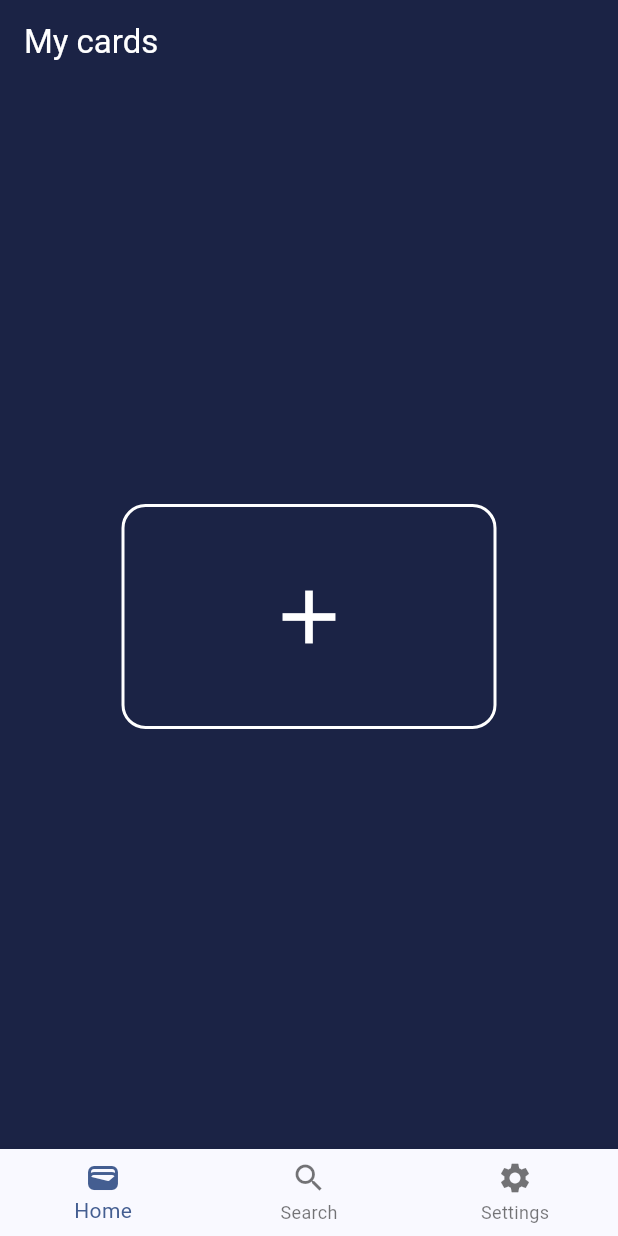
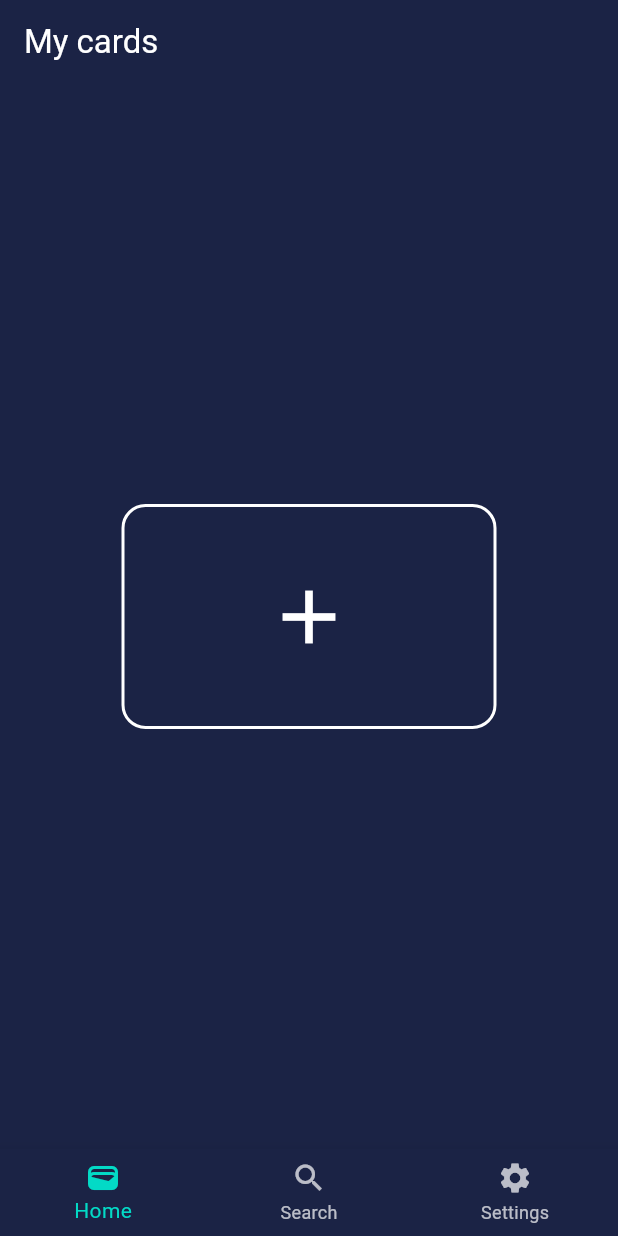
Before and after one commit to unknownMarko/walletik, a Flutter app: the screen it shows after launch, on a phone screen of 412 x 824 dp. Run offline on Flutter 3.47's test engine with Material 3 defaults, Android fonts, the phone set to English and light mode, and no system bars.

Commit message:
Update color scheme across main.dart, add_card_screen.dart, and cards_screen.dart to use ThemeData for consistency. Adjust text colors in AppBars and card borders to align with the new dark theme.

```diff
--- a/lib/main.dart
+++ b/lib/main.dart
@@ -17,7 +17,13 @@ class MyApp extends StatelessWidget {
       title: 'Walletik :)',
       debugShowCheckedModeBanner: false,
       theme: ThemeData(
-        colorScheme: ColorScheme.fromSeed(seedColor: Colors.blueAccent),
+        colorScheme: const ColorScheme.dark(
+          surface: Color(0xFF1b2345),
+          onSurface: Colors.white,
+          primary: Color(0xFF1b2345),
+          onPrimary: Colors.white,
+        ),
+        scaffoldBackgroundColor: const Color(0xFF1b2345),
       ),
       home: const MyHomePage(),
     );
--- a/lib/screens/add_card_screen.dart
+++ b/lib/screens/add_card_screen.dart
@@ -14,10 +14,10 @@ class _AddCardScreenState extends State<AddCardScreen> {
   @override
   Widget build(BuildContext context) {
     return Scaffold(
-      backgroundColor: const Color(0xFF1b2345),
+      backgroundColor: Theme.of(context).colorScheme.surface,
       appBar: AppBar(
-        backgroundColor: const Color(0xFF1b2345),
-        title: const Text("Add card", style: TextStyle(color: Colors.white)),
+        backgroundColor: Theme.of(context).colorScheme.surface,
+        title: Text("Add card", style: TextStyle(color: Theme.of(context).colorScheme.onSurface)),
       ),
       body: Padding(
         padding: const EdgeInsets.all(20),
--- a/lib/screens/cards_screen.dart
+++ b/lib/screens/cards_screen.dart
@@ -15,7 +15,7 @@ class _CardsScreenState extends State<CardsScreen> {
       backgroundColor: const Color(0xFF1b2345),
       appBar: AppBar(
         backgroundColor: const Color(0xFF1b2345),
-        title: const Text("My cards", style: TextStyle(color: Colors.white)),
+        title: Text("My cards", style: TextStyle(color: Theme.of(context).colorScheme.onSurface)),
       ),
       body: Center(
         child: GestureDetector(
@@ -29,14 +29,14 @@ class _CardsScreenState extends State<CardsScreen> {
             width: 250,
             height: 150,
             decoration: BoxDecoration(
-              border: Border.all(color: Colors.white, width: 2),
+              border: Border.all(color: Theme.of(context).colorScheme.onSurface, width: 2),
               borderRadius: BorderRadius.circular(16),
             ),
-            child: const Center(
+            child: Center(
               child: Icon(
                 Icons.add,
                 size: 60,
-                color: Colors.white,
+                color: Theme.of(context).colorScheme.onSurface,
               ),
             ),
           ),
```
